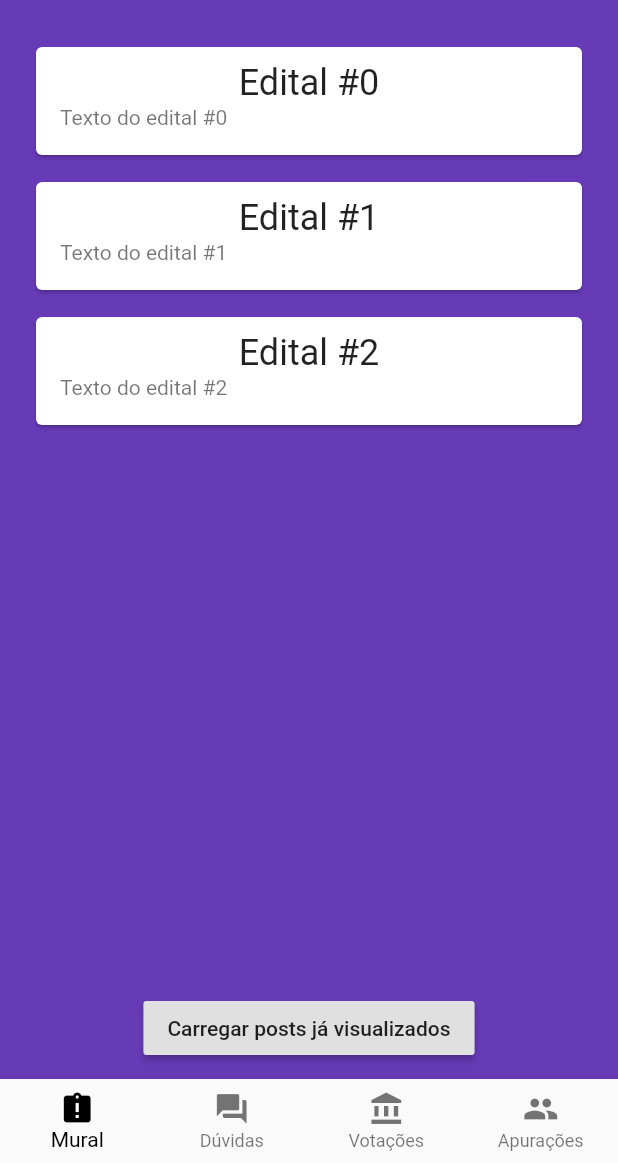
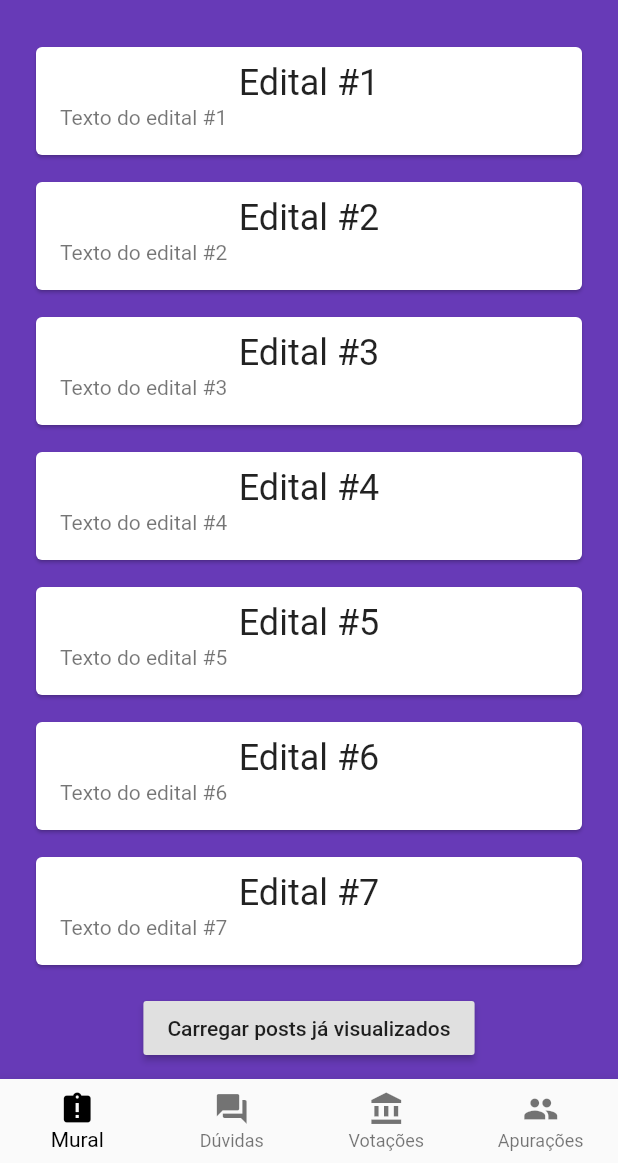
Before and after one commit to avlnx/assembly, a Flutter app: the screen it shows after launch, on a phone screen of 412 x 824 dp, the part 73-1236 px from its top. Run offline on Flutter 3.47's test engine with Material 2 defaults, Android fonts, the phone set to English and light mode, and no system bars.

Commit message:
Infinite loading of mural items

```diff
--- a/lib/tabs/mural_tab.dart
+++ b/lib/tabs/mural_tab.dart
@@ -13,10 +13,14 @@ class MuralTab extends StatefulWidget {
 }
 
 class _MuralTabState extends State<MuralTab> {
+  final _posts = <MuralItem>[];
+
   @override
   Widget build(BuildContext context) {
     final items = List<MuralItem>.generate(
-        3, (i) => MuralItem("Edital #$i", "Texto do edital #$i"));
+        31, (i) => MuralItem("Edital #${i+1}", "Texto do edital #${i+1}"));
+//    _posts.addAll(items);
+
     return Column(
       children: <Widget>[
         Flexible(
@@ -24,25 +28,18 @@ class _MuralTabState extends State<MuralTab> {
           child: ListView.builder(
             itemCount: items.length,
             itemBuilder: (context, index) {
-              final MuralItem item = items[index];
+              int numOfItemsPerFetch = 10;
 
-              return Padding(
-                padding: EdgeInsets.fromLTRB(0.0, 0.0, 0.0, 10.0),
-                child: Card(
-                  child: ListTile(
-                    title: Center(
-                        child: Text(
-                      item.title,
-                      style: TextStyle(
-                        fontSize: 24.0,
-                      ),
-                    )),
-                    subtitle: Text(item.body.length > 50
-                        ? item.body.substring(0, 50)
-                        : item.body),
-                  ),
-                ),
-              );
+              if (index >= _posts.length) {
+                // we reached the end of the list take 10 more
+                _posts.addAll(items.take(numOfItemsPerFetch));
+                // get rid of the items already added to the _posts array
+                items.length >= numOfItemsPerFetch
+                    ? items.removeRange(0, numOfItemsPerFetch)
+                    : items.clear();
+              }
+
+              return _buildPostRow(_posts[index]);
             },
             padding: EdgeInsets.all(20.0),
           ),
@@ -57,4 +54,23 @@ class _MuralTabState extends State<MuralTab> {
       ],
     );
   }
+
+  Widget _buildPostRow(MuralItem item) {
+    return Padding(
+      padding: EdgeInsets.fromLTRB(0.0, 0.0, 0.0, 10.0),
+      child: Card(
+        child: ListTile(
+          title: Center(
+              child: Text(
+            item.title,
+            style: TextStyle(
+              fontSize: 24.0,
+            ),
+          )),
+          subtitle: Text(
+              item.body.length > 50 ? item.body.substring(0, 50) : item.body),
+        ),
+      ),
+    );
+  }
 }
```
